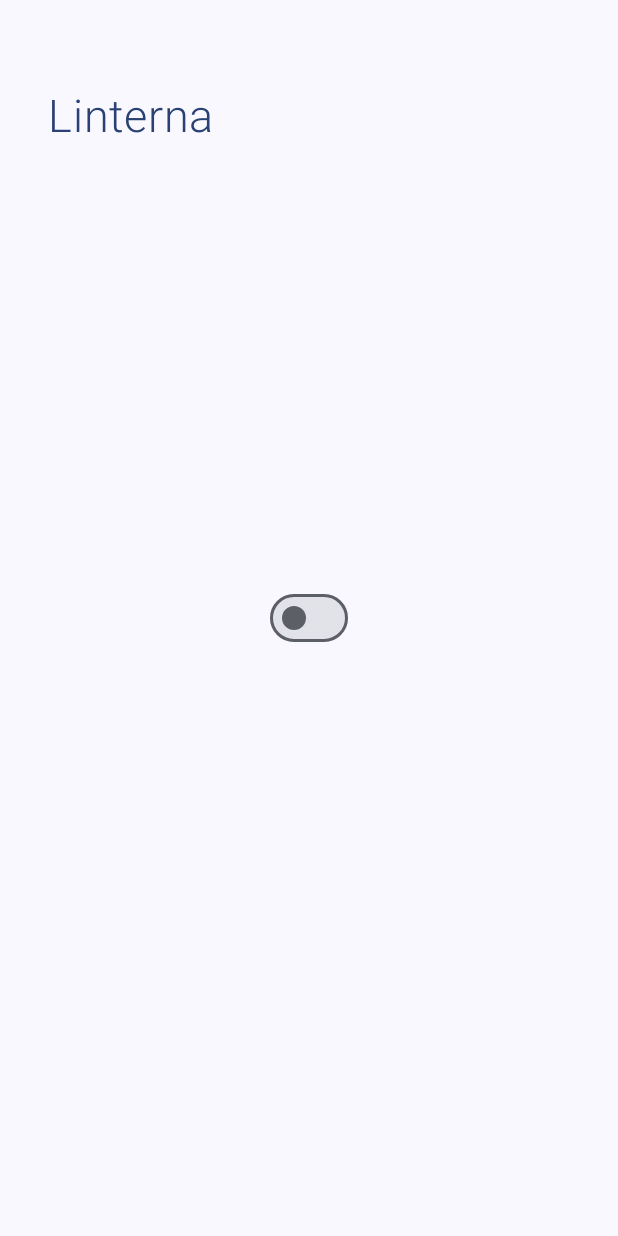
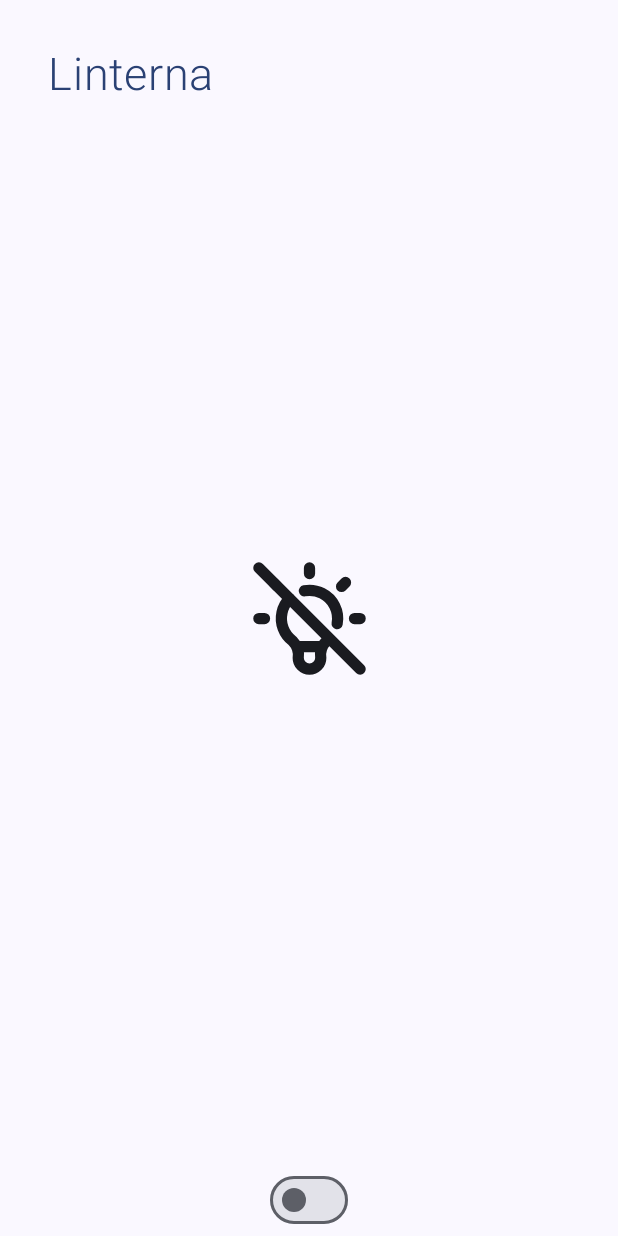
Before and after one commit to juanmadev5/Flashlight, an Android app built with Jetpack Compose: the screen it shows after launch (MainActivity), on a phone screen of 412 x 824 dp. Run offline under Robolectric (Android 15) with nearby library versions, the phone set to English and light mode, and no system bars; our stand-ins replace accompanist.

Commit message:
Minor changes

```diff
--- a/app/build.gradle
+++ b/app/build.gradle
@@ -10,7 +10,7 @@ android {
     defaultConfig {
         applicationId "com.jmdev.app.flashlight"
         minSdk 28
-        targetSdk 33
+        targetSdk 34
         versionCode 1
         versionName "1.0"
 
@@ -50,16 +50,17 @@ dependencies {
 
     implementation "com.google.accompanist:accompanist-systemuicontroller:0.17.0"
 
-    implementation 'androidx.core:core-ktx:1.10.1'
-    implementation 'androidx.lifecycle:lifecycle-runtime-ktx:2.6.1'
-    implementation 'androidx.activity:activity-compose:1.7.2'
+    implementation 'androidx.core:core-ktx:1.12.0'
+    implementation 'androidx.lifecycle:lifecycle-runtime-ktx:2.7.0'
+    implementation 'androidx.activity:activity-compose:1.8.2'
     implementation "androidx.compose.ui:ui:$compose_version"
     implementation "androidx.compose.ui:ui-tooling-preview:$compose_version"
-    implementation 'androidx.compose.material3:material3:1.2.0-alpha04'
+    implementation 'androidx.compose.material3:material3:1.2.1'
     testImplementation 'junit:junit:4.13.2'
     androidTestImplementation 'androidx.test.ext:junit:1.1.5'
     androidTestImplementation 'androidx.test.espresso:espresso-core:3.5.1'
     androidTestImplementation "androidx.compose.ui:ui-test-junit4:$compose_version"
     debugImplementation "androidx.compose.ui:ui-tooling:$compose_version"
+    //noinspection GradleDependency
     debugImplementation "androidx.compose.ui:ui-test-manifest:$compose_version"
 }
--- a/app/src/main/java/com/jmdev/app/flashlight/MainActivity.kt
+++ b/app/src/main/java/com/jmdev/app/flashlight/MainActivity.kt
@@ -1,65 +1,84 @@
 package com.jmdev.app.flashlight
 
 import android.content.Context
+import android.content.res.Configuration
 import android.hardware.camera2.CameraManager
 import android.os.Bundle
 import androidx.activity.ComponentActivity
 import androidx.activity.compose.setContent
+import androidx.compose.foundation.Image
 import androidx.compose.foundation.layout.Box
+import androidx.compose.foundation.layout.Column
 import androidx.compose.foundation.layout.fillMaxSize
 import androidx.compose.foundation.layout.padding
+import androidx.compose.foundation.layout.size
+import androidx.compose.material3.Icon
 import androidx.compose.material3.MaterialTheme
 import androidx.compose.material3.Surface
 import androidx.compose.material3.Switch
 import androidx.compose.material3.Text
 import androidx.compose.runtime.Composable
+import androidx.compose.runtime.MutableIntState
+import androidx.compose.runtime.MutableState
+import androidx.compose.runtime.mutableIntStateOf
 import androidx.compose.runtime.mutableStateOf
 import androidx.compose.runtime.saveable.rememberSaveable
 import androidx.compose.ui.Alignment
 import androidx.compose.ui.Modifier
 import androidx.compose.ui.platform.LocalContext
+import androidx.compose.ui.res.dimensionResource
+import androidx.compose.ui.res.painterResource
 import androidx.compose.ui.res.stringResource
 import androidx.compose.ui.text.font.FontWeight
 import androidx.compose.ui.tooling.preview.Preview
+import androidx.compose.ui.tooling.preview.Wallpapers
 import androidx.compose.ui.unit.dp
 import androidx.compose.ui.unit.sp
 import com.jmdev.app.flashlight.ui.theme.FlashlightTheme
 
 class MainActivity : ComponentActivity() {
+
+    private lateinit var cameraManager: CameraManager
+    private lateinit var cameraID: String
     override fun onCreate(savedInstanceState: Bundle?) {
         super.onCreate(savedInstanceState)
         setContent {
             FlashlightTheme {
-                MainScreen()
-            }
-        }
-    }
-}
 
-@Preview
-@Composable
-fun MainScreen() {
                 val context = LocalContext.current
                 val lightStatus = rememberSaveable { mutableStateOf(false) }
-    lateinit var cameraManager: CameraManager
-    lateinit var cameraID: String
+                val lightState = rememberSaveable { mutableIntStateOf(R.drawable.tabler__bulb_off) }
 
                 Surface(
                     modifier = Modifier.fillMaxSize(),
                     color = MaterialTheme.colorScheme.background
                 ) {
+                    Box(modifier = Modifier.fillMaxSize()) {
                         Text(
                             text = stringResource(R.string.app_name),
-            Modifier.padding(32.dp, top = 60.dp),
-            fontSize = 30.sp,
+                            Modifier.padding(dimensionResource(id = R.dimen.large_padding)),
+                            fontSize = dimensionResource(id = R.dimen.text_size).value.sp,
                             fontWeight = FontWeight.Light,
                             color = MaterialTheme.colorScheme.primary
                         )
-        Box(contentAlignment = Alignment.Center) {
+                        Icon(
+                            painter = painterResource(id = lightState.intValue),
+                            contentDescription = stringResource(R.string.state),
+                            modifier = Modifier
+                                .padding(dimensionResource(id = R.dimen.large_padding))
+                                .size(dimensionResource(id = R.dimen.icon_size))
+                                .align(Alignment.Center)
+                        )
                         Switch(
+                            modifier = Modifier.align(Alignment.BottomCenter),
                             checked = lightStatus.value,
                             onCheckedChange = {
                                 lightStatus.value = it
+                                if (lightStatus.value) {
+                                    lightState.intValue = R.drawable.tabler__bulb_filled
+                                } else {
+                                    lightState.intValue = R.drawable.tabler__bulb_off
+                                }
                                 cameraManager =
                                     context.getSystemService(Context.CAMERA_SERVICE) as CameraManager
                                 try {
@@ -77,3 +96,6 @@ fun MainScreen() {
                     }
                 }
             }
+        }
+    }
+}
--- /dev/null
+++ b/app/src/main/res/drawable/tabler__bulb_filled.xml
@@ -0,0 +1,9 @@
+<vector xmlns:android="http://schemas.android.com/apk/res/android"
+    android:width="1dp"
+    android:height="1dp"
+    android:viewportWidth="24"
+    android:viewportHeight="24">
+  <path
+      android:pathData="M4,11a1,1 0,0 1,0.117 1.993L4,13L3,13a1,1 0,0 1,-0.117 -1.993L3,11zM12,2a1,1 0,0 1,0.993 0.883L13,3v1a1,1 0,0 1,-1.993 0.117L11,4L11,3a1,1 0,0 1,1 -1m9,9a1,1 0,0 1,0.117 1.993L21,13h-1a1,1 0,0 1,-0.117 -1.993L20,11zM4.893,4.893a1,1 0,0 1,1.32 -0.083l0.094,0.083l0.7,0.7a1,1 0,0 1,-1.32 1.497l-0.094,-0.083l-0.7,-0.7a1,1 0,0 1,0 -1.414m12.8,0a1,1 0,0 1,1.497 1.32l-0.083,0.094l-0.7,0.7a1,1 0,0 1,-1.497 -1.32l0.083,-0.094zM14,18a1,1 0,0 1,1 1a3,3 0,0 1,-6 0a1,1 0,0 1,0.883 -0.993L10,18zM12,6a6,6 0,0 1,3.6 10.8a1,1 0,0 1,-0.471 0.192L15,17L9,17a1,1 0,0 1,-0.6 -0.2A6,6 0,0 1,12 6"
+      android:fillColor="#ffffff"/>
+</vector>
--- /dev/null
+++ b/app/src/main/res/drawable/tabler__bulb_off.xml
@@ -0,0 +1,13 @@
+<vector xmlns:android="http://schemas.android.com/apk/res/android"
+    android:width="1dp"
+    android:height="1dp"
+    android:viewportWidth="24"
+    android:viewportHeight="24">
+  <path
+      android:pathData="M3,12h1m8,-9v1m8,8h1M5.6,5.6l0.7,0.7m12.1,-0.7l-0.7,0.7m-6.611,0.783a5,5 0,0 1,5.826 5.84m-1.378,2.611A5.012,5.012 0,0 1,15 16a3.5,3.5 0,0 0,-1 3a2,2 0,1 1,-4 0a3.5,3.5 0,0 0,-1 -3a5,5 0,0 1,-0.528 -7.544M9.7,17h4.6M3,3l18,18"
+      android:strokeLineJoin="round"
+      android:strokeWidth="2"
+      android:fillColor="#00000000"
+      android:strokeColor="#ffffff"
+      android:strokeLineCap="round"/>
+</vector>
--- /dev/null
+++ b/app/src/main/res/values/dimen.xml
@@ -0,0 +1,6 @@
+<?xml version="1.0" encoding="utf-8"?>
+<resources>
+    <dimen name="text_size">30sp</dimen>
+    <dimen name="large_padding">32dp</dimen>
+    <dimen name="icon_size">90dp</dimen>
+</resources>
--- a/app/src/main/res/values/strings.xml
+++ b/app/src/main/res/values/strings.xml
@@ -1,3 +1,4 @@
 <resources>
     <string name="app_name">Linterna</string>
+    <string name="state">Estado de la linterna</string>
 </resources>
--- a/build.gradle
+++ b/build.gradle
@@ -4,7 +4,7 @@ buildscript {
     }
 }// Top-level build file where you can add configuration options common to all sub-projects/modules.
 plugins {
-    id 'com.android.application' version '8.1.0' apply false
-    id 'com.android.library' version '8.1.0' apply false
+    id 'com.android.application' version '8.3.1' apply false
+    id 'com.android.library' version '8.3.1' apply false
     id 'org.jetbrains.kotlin.android' version '1.7.0' apply false
 }
```
Also changed, not shown: gradle/wrapper/gradle-wrapper.properties, 1 other file. Lines whose indentation alone changed are shown as unchanged.
